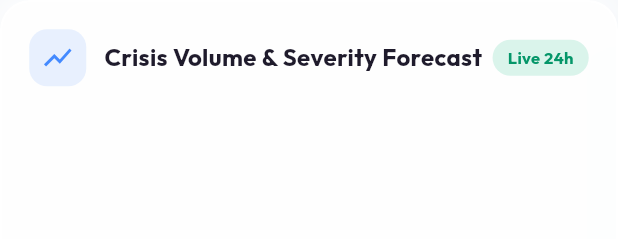
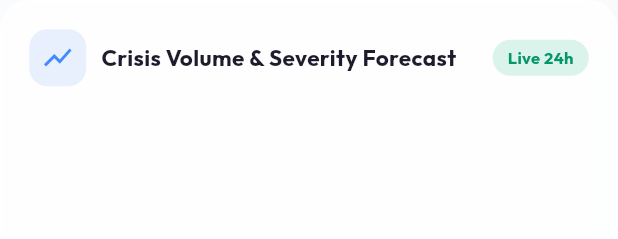
Before and after one commit to ADI-coder-TYA/peddiehacksproject, a Flutter app: the CrisisTrendChart widget shown alone on an empty page, opened directly, on a phone screen of 412 x 824 dp. Shown: the top 239 px of the screen. Run offline on Flutter 3.47's test engine with Material 3 defaults, Android fonts, the phone set to English and light mode, and no system bars; drawn by our look-alikes of fl_chart; our stand-ins replace connectivity_plus, file_picker, flutter_local_notifications, google_fonts, shared_preferences, socket_io_client; accounts and stored records are empty; network calls fail.

Commit message:
fix(telemetry): resolve horizontal RenderFlex overflow in CrisisTrendChart header

```diff
--- a/intellidesk_app/lib/screens/admin/admin_telemetry_dashboard_screen.dart
+++ b/intellidesk_app/lib/screens/admin/admin_telemetry_dashboard_screen.dart
@@ -601,7 +601,8 @@ class CrisisTrendChart extends StatelessWidget {
               Row(
                 mainAxisAlignment: MainAxisAlignment.spaceBetween,
                 children: [
-                  Row(
+                  Expanded(
+                    child: Row(
                       children: [
                         Container(
                           padding: const EdgeInsets.all(8),
@@ -611,13 +612,18 @@ class CrisisTrendChart extends StatelessWidget {
                           ),
                           child: const Icon(Icons.show_chart, color: Colors.blueAccent, size: 22),
                         ),
-                      const SizedBox(width: 12),
-                      const Text(
+                        const SizedBox(width: 10),
+                        const Expanded(
+                          child: Text(
                             'Crisis Volume & Severity Forecast',
-                        style: TextStyle(fontSize: 16, fontWeight: FontWeight.bold, color: Color(0xFF1F1B2C)),
+                            style: TextStyle(fontSize: 15, fontWeight: FontWeight.bold, color: Color(0xFF1F1B2C)),
+                            overflow: TextOverflow.ellipsis,
+                          ),
                         ),
                       ],
                     ),
+                  ),
+                  const SizedBox(width: 8),
                   Container(
                     padding: const EdgeInsets.symmetric(horizontal: 10, vertical: 4),
                     decoration: BoxDecoration(
```
Lines whose indentation alone changed are shown as unchanged.
